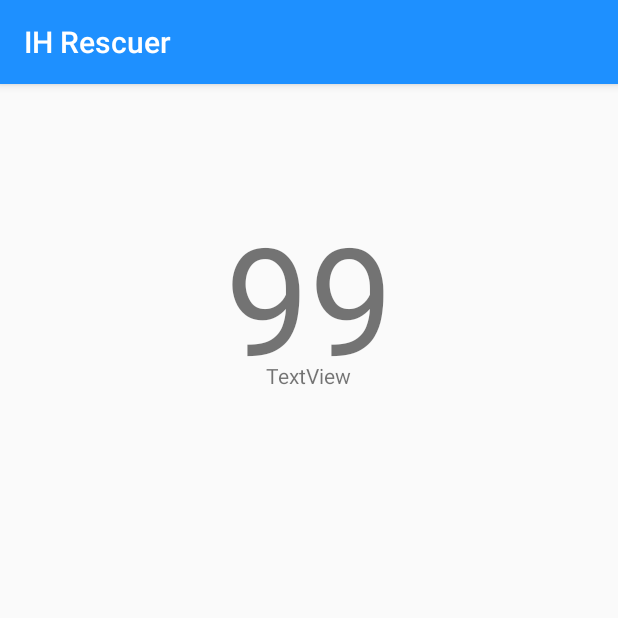
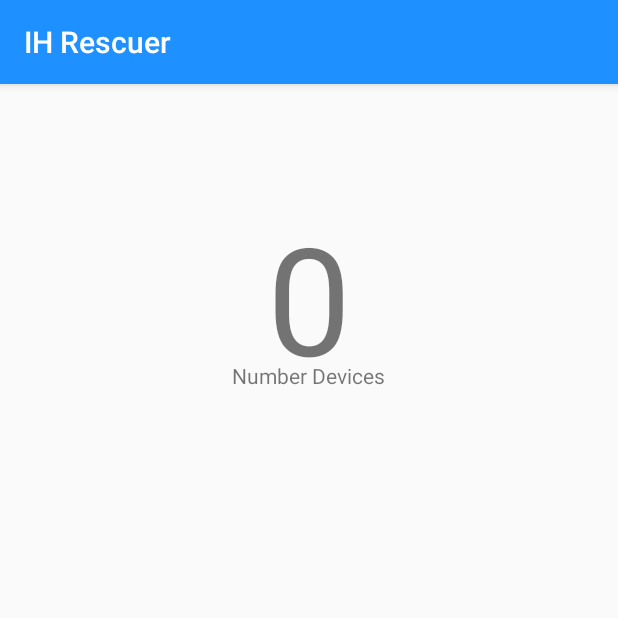
Before and after one commit to chin8628/Procon-Kosen, an Android app: the MonitorActivity screen opened directly, with no data from a screen before it, on a phone screen of 412 x 824 dp, the top half of it. Run offline under Robolectric (Android 15) with nearby library versions, the phone set to English and light mode, and no system bars.

Commit message:
Rebuild and Fix bug
Bug Text doesn't show becz tools:text

```diff
--- a/RescuerApp/app/src/main/res/layout/activity_monitor.xml
+++ b/RescuerApp/app/src/main/res/layout/activity_monitor.xml
@@ -11,7 +11,6 @@
     tools:context="com.example.android.rescuerapp.MonitorActivity">
 
     <TextView
-        android:text="99"
         android:layout_width="wrap_content"
         android:layout_height="wrap_content"
         android:layout_alignParentTop="true"
@@ -19,15 +18,14 @@
         android:layout_marginTop="59dp"
         android:id="@+id/countDevice"
         android:textSize="100sp"
-        tools:text="@string/countDevice" />
+        android:text="@string/countDevice" />
 
     <TextView
-        android:text="TextView"
         android:layout_width="wrap_content"
         android:layout_height="wrap_content"
         android:layout_alignTop="@+id/countDevice"
         android:layout_centerHorizontal="true"
         android:layout_marginTop="109dp"
         android:id="@+id/countDeviceLabel"
-        tools:text="@string/countDeviceLabel" />
+        android:text="@string/countDeviceLabel" />
 </RelativeLayout>
```
Also changed, not shown: 111 other files.
